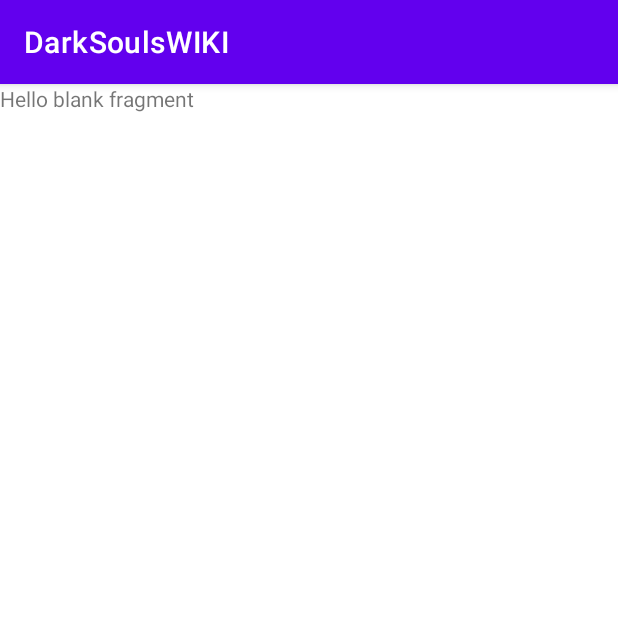
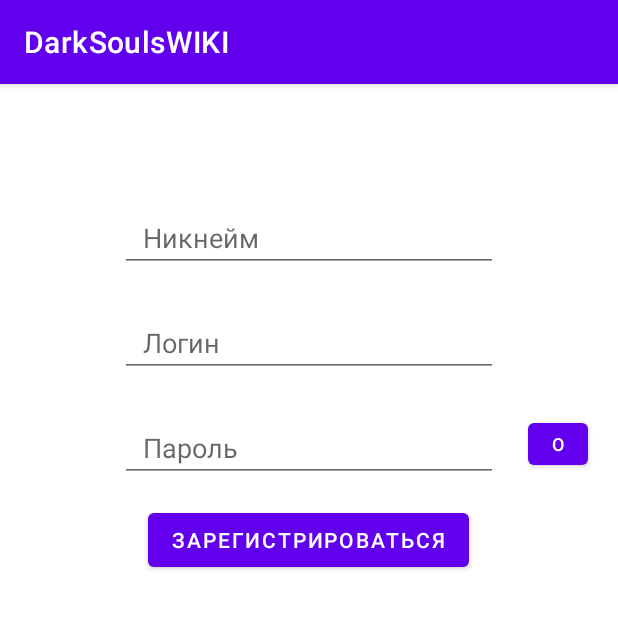
Before and after one commit to Arthur100024/DarkSouls2WIKI, an Android app: the screen it shows after launch (AuthActivity), after a tap on "НЕТ АККАУНТА", on a phone screen of 412 x 824 dp, the top half of it. Run offline under Robolectric (Android 15) with nearby library versions, the phone set to English and light mode, and no system bars.

```diff
--- a/app/src/main/res/layout/fragment_sign_up.xml
+++ b/app/src/main/res/layout/fragment_sign_up.xml
@@ -1,14 +1,63 @@
 <?xml version="1.0" encoding="utf-8"?>
-<FrameLayout xmlns:android="http://schemas.android.com/apk/res/android"
+<RelativeLayout xmlns:android="http://schemas.android.com/apk/res/android"
     xmlns:tools="http://schemas.android.com/tools"
     android:layout_width="match_parent"
     android:layout_height="match_parent"
     tools:context=".UI.Views.AuthActivity.SignUpFragment">
 
-    <!-- TODO: Update blank fragment layout -->
-    <TextView
+    <EditText
+        android:id="@+id/usernameEt"
         android:layout_width="match_parent"
-        android:layout_height="match_parent"
-        android:text="@string/hello_blank_fragment" />
+        android:layout_height="wrap_content"
+        android:layout_centerHorizontal="true"
+        android:layout_marginHorizontal="80sp"
+        android:layout_marginTop="80dp"
+        android:hint="Никнейм"
+        android:paddingStart="15dp" />
 
-</FrameLayout>
+    <EditText
+        android:id="@+id/loginEt"
+        android:layout_width="match_parent"
+        android:layout_height="wrap_content"
+        android:layout_centerHorizontal="true"
+        android:layout_marginHorizontal="80sp"
+        android:layout_marginTop="150dp"
+        android:hint="Логин"
+        android:paddingStart="15dp" />
+
+    <RelativeLayout
+        android:layout_width="wrap_content"
+        android:layout_height="wrap_content"
+        android:layout_centerHorizontal="true"
+        android:layout_marginTop="220dp">
+
+        <EditText
+            android:id="@+id/passwordEt"
+            android:layout_width="match_parent"
+            android:layout_height="wrap_content"
+            android:layout_centerHorizontal="true"
+            android:layout_marginHorizontal="80sp"
+            android:inputType="textPassword"
+            android:hint="Пароль"
+            android:paddingStart="15dp" />
+
+        <Button
+            android:id="@+id/hidePassBtn"
+            android:layout_width="40dp"
+            android:layout_height="40dp"
+            android:layout_alignParentRight ="true"
+            android:layout_marginEnd="20dp"
+            android:textSize="12sp"
+            android:text="O"/>
+
+    </RelativeLayout>
+
+    <Button
+        android:id="@+id/signUpBtn"
+        android:layout_width="wrap_content"
+        android:layout_height="wrap_content"
+        android:layout_centerHorizontal="true"
+        android:layout_marginTop="280dp"
+        android:text="Зарегистрироваться"/>
+
+</RelativeLayout>
```
Also changed, not shown: app/src/main/AndroidManifest.xml (+12 -6 lines), app/src/main/java/com/karapetyan/darksoulswiki/NavigationActivity.java (added, +14 -0 lines), app/src/main/java/com/karapetyan/darksoulswiki/UI/Views/AuthActivity/NoAccAttentionFragment.java (added, +49 -0 lines), app/src/main/java/com/karapetyan/darksoulswiki/UI/Views/AuthActivity/SignInFragment.java (+14 -2 lines), app/src/main/res/layout/activity_navigation.xml (added, +9 -0 lines), app/src/main/res/layout/fragment_no_acc_attention.xml (added, +35 -0 lines), app/src/main/res/layout/fragment_sign_in.xml (+8 -0 lines).
